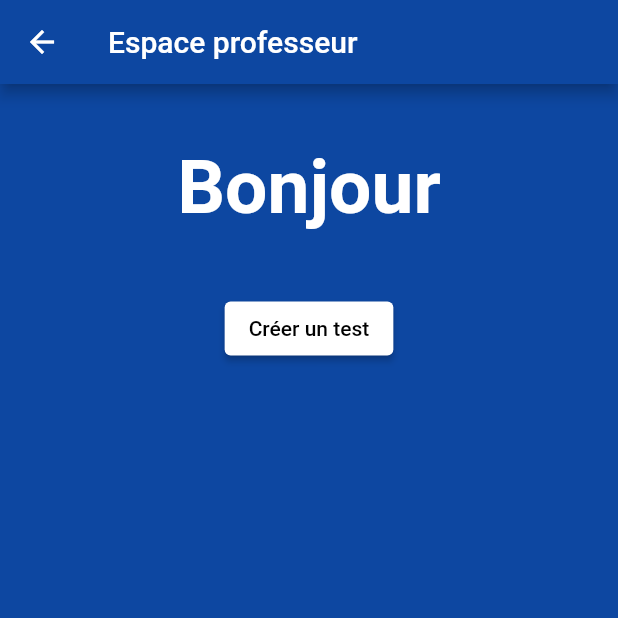
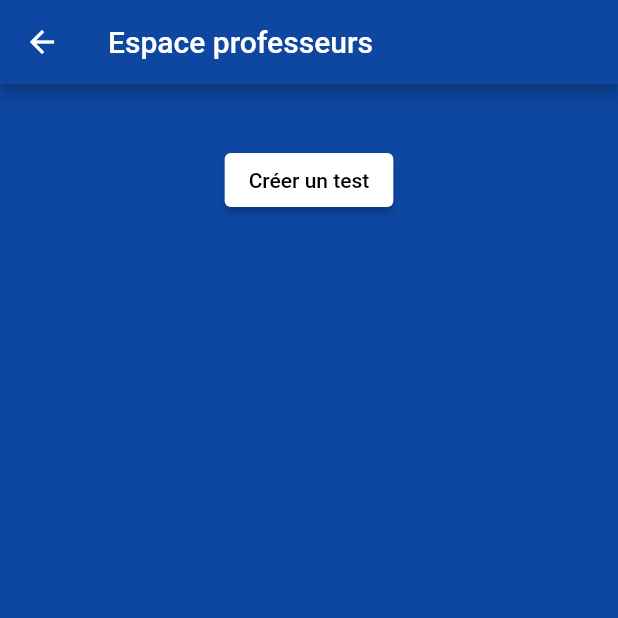
Before and after one commit to Thomaslgts/Flutter-QCM, a Flutter app: the ProfileTeacher screen opened directly, on a phone screen of 412 x 824 dp, the top half of it. Run offline on Flutter 3.47's test engine with Material 2 defaults, Android fonts, the phone set to English and light mode, and no system bars; our stand-ins replace timer_count_down.

Commit message:
corrections espace professeurs

```diff
--- a/lib/Account_Teacher.dart
+++ b/lib/Account_Teacher.dart
@@ -22,7 +22,7 @@ class _ProfileTeacherState extends State<ProfileTeacher> {
       backgroundColor: Colors.blue[900],
       appBar: AppBar(
         backgroundColor: Colors.blue[900],
-        title: Text('Espace professeur'),
+        title: Text('Espace professeurs'),
       ),
       body: Center(
         child: FutureBuilder<Album>(
@@ -30,14 +30,6 @@ class _ProfileTeacherState extends State<ProfileTeacher> {
           builder: (context, snapshot) {
             return Column(
               children: [
-                Padding(
-                  padding: EdgeInsets.fromLTRB(20, 20, 20, 20),
-                ),
-                Text("Bonjour",
-                    style: TextStyle(
-                        fontWeight: FontWeight.bold,
-                        fontSize: 50,
-                        color: Colors.white)),
                 Padding(
                   padding: EdgeInsets.fromLTRB(20, 20, 20, 20),
                 ),
--- a/lib/Result.dart
+++ b/lib/Result.dart
@@ -47,11 +47,6 @@ class _ResultFinalQuizzState extends State<ResultFinalQuizz> {
                   Padding(
                     padding: EdgeInsets.fromLTRB(20, 20, 20, 20),
                   ),
-                  Text(
-                    "Pour retourner sur un nouveau test cliquer sur Terminer",
-                    textAlign: TextAlign.center,
-                    style: TextStyle(fontSize: 20, color: Colors.white),
-                  ),
                   Padding(
                     padding: EdgeInsets.fromLTRB(20, 20, 20, 20),
                   ),
```
